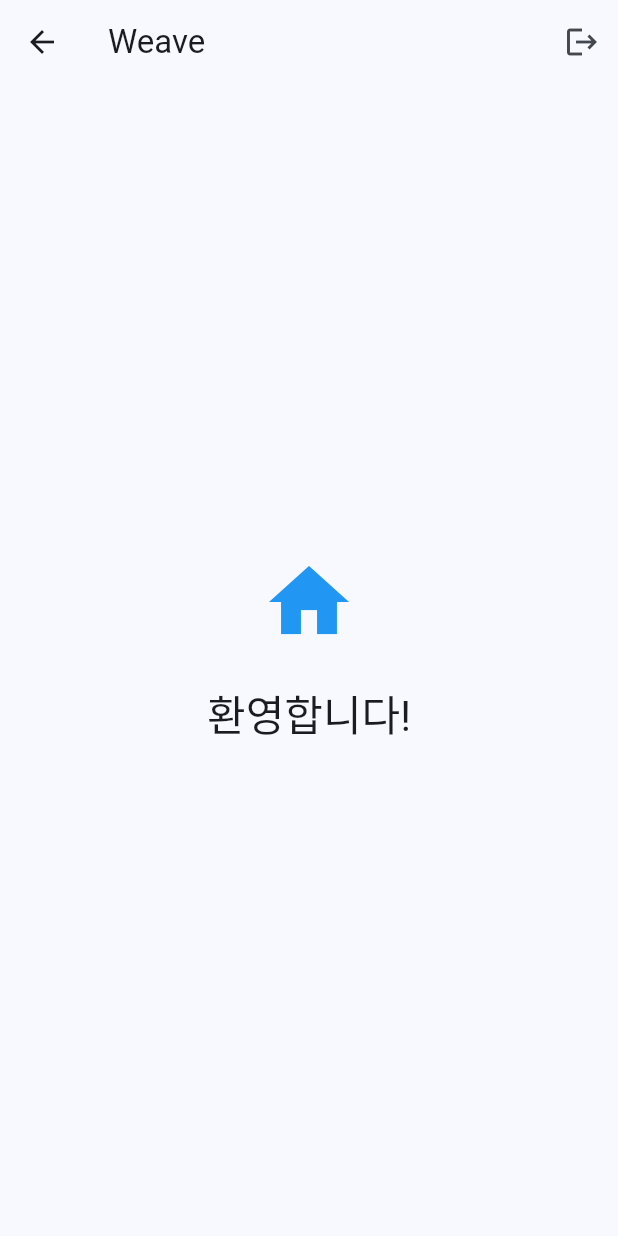
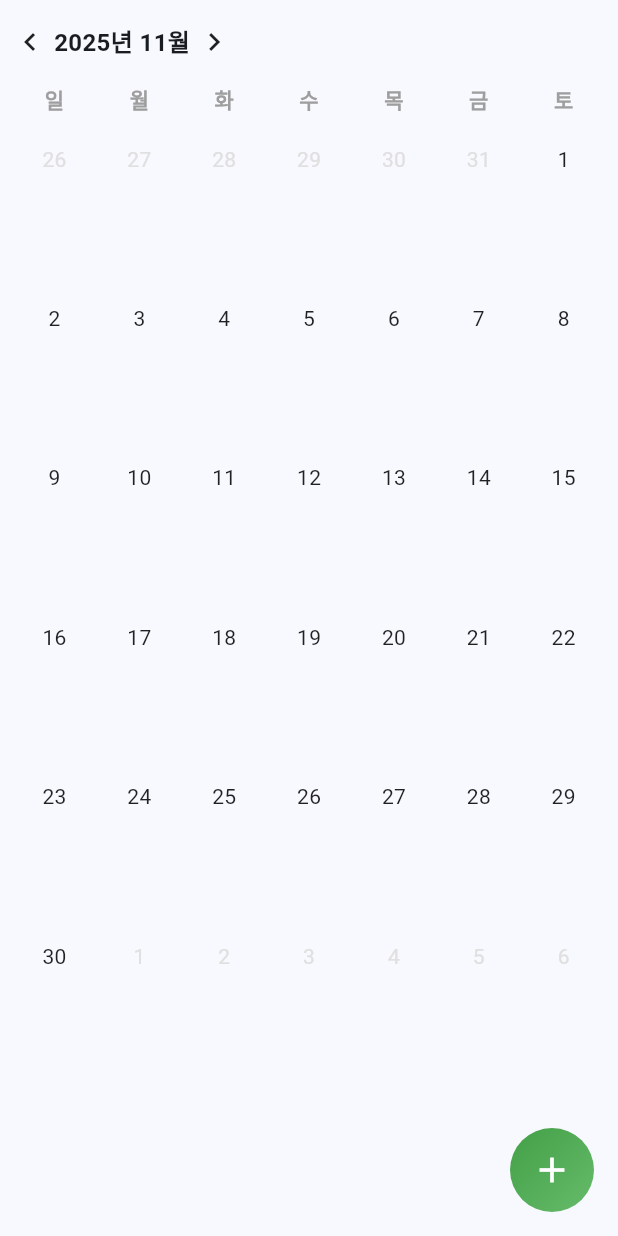
Before and after one commit to eungyeong12/Weave, a Flutter app: the HomeScreen screen opened by its route, on a phone screen of 412 x 824 dp. Run offline on Flutter 3.47's test engine with Material 3 defaults, Android fonts, the phone set to English and light mode, and no system bars; our stand-ins replace dartz, firebase_auth, firebase_core, flutter_riverpod; accounts and stored records are empty; generated files the repository leaves out were written again.

Commit message:
feat: 홈화면 bottomSheet와 달력 ui 추가

```diff
--- a/lib/main.dart
+++ b/lib/main.dart
@@ -2,6 +2,8 @@ import 'package:flutter/material.dart';
 import 'package:flutter_riverpod/flutter_riverpod.dart';
 import 'package:firebase_core/firebase_core.dart';
 import 'firebase_options.dart';
+import 'di/injector.dart';
+import 'data/models/user/user_dto.dart';
 import 'presentation/screens/auth/login_screen.dart';
 import 'presentation/screens/home/home_screen.dart';
 
@@ -15,19 +17,49 @@ void main() async {
   runApp(const ProviderScope(child: MyApp()));
 }
 
-class MyApp extends StatelessWidget {
+class MyApp extends ConsumerStatefulWidget {
   const MyApp({super.key});
+
+  @override
+  ConsumerState<MyApp> createState() => _MyAppState();
+}
+
+class _MyAppState extends ConsumerState<MyApp> {
+  @override
+  void initState() {
+    super.initState();
+    // 빌드가 완료된 후에 사용자 정보를 설정
+    WidgetsBinding.instance.addPostFrameCallback((_) {
+      final firebaseAuth = ref.read(firebaseAuthProvider);
+      final currentUser = firebaseAuth.currentUser;
+
+      if (currentUser != null) {
+        final userDto = UserDto.fromFirebaseUser(currentUser);
+        final authViewModel = ref.read(authViewModelProvider.notifier);
+        authViewModel.setCurrentUser(userDto);
+      }
+    });
+  }
+
   @override
   Widget build(BuildContext context) {
+    // Firebase Auth의 현재 사용자 확인
+    final firebaseAuth = ref.read(firebaseAuthProvider);
+    final currentUser = firebaseAuth.currentUser;
+
+    // 초기 라우트 결정
+    final initialRoute = currentUser != null ? '/home' : '/';
+
     return MaterialApp(
       title: 'Weave',
       theme: ThemeData(
         colorScheme: ColorScheme.fromSeed(seedColor: Colors.blue),
         useMaterial3: true,
       ),
-      initialRoute: '/',
+      initialRoute: initialRoute,
       routes: {
         '/': (context) => const LoginScreen(),
+        '/login': (context) => const LoginScreen(),
         '/home': (context) => const HomeScreen(),
       },
     );
--- a/lib/presentation/screens/home/home_screen.dart
+++ b/lib/presentation/screens/home/home_screen.dart
@@ -1,6 +1,7 @@
 import 'package:flutter/material.dart';
 import 'package:flutter_riverpod/flutter_riverpod.dart';
-import 'package:weave/di/injector.dart';
+import 'package:weave/presentation/widgets/calendar/calendar_widget.dart';
+import 'package:weave/presentation/widgets/category/category_bottom_sheet.dart';
 
 class HomeScreen extends ConsumerStatefulWidget {
   const HomeScreen({super.key});
@@ -10,50 +11,80 @@ class HomeScreen extends ConsumerStatefulWidget {
 }
 
 class _HomeScreenState extends ConsumerState<HomeScreen> {
+  DateTime? _selectedDate;
+  DateTime _currentMonth = DateTime.now();
+
+  void _previousMonth() {
+    setState(() {
+      _currentMonth = DateTime(_currentMonth.year, _currentMonth.month - 1);
+      // 달력 이동 시 선택된 날짜 초기화
+      _selectedDate = null;
+    });
+  }
+
+  void _nextMonth() {
+    setState(() {
+      _currentMonth = DateTime(_currentMonth.year, _currentMonth.month + 1);
+      // 달력 이동 시 선택된 날짜 초기화
+      _selectedDate = null;
+    });
+  }
+
+  void _selectDate(DateTime date) {
+    setState(() {
+      // 클릭한 날짜가 현재 달이 아닌 경우 해당 달로 이동
+      final isCurrentMonth =
+          date.year == _currentMonth.year && date.month == _currentMonth.month;
+      if (!isCurrentMonth) {
+        _currentMonth = DateTime(date.year, date.month);
+      }
+      _selectedDate = date;
+    });
+    // bottomSheet 표시
+    CategoryBottomSheet.show(context, _handleCategorySelection);
+  }
+
+  void _handleCategorySelection(String category) {
+    // 카테고리 선택 처리 로직 (나중에 구현)
+    ScaffoldMessenger.of(context).showSnackBar(
+      SnackBar(
+        content: Text('$category 카테고리가 선택되었습니다.'),
+        duration: const Duration(seconds: 2),
+      ),
+    );
+  }
+
   @override
   Widget build(BuildContext context) {
-    final authViewModel = ref.watch(authViewModelProvider);
-
     return Scaffold(
-      appBar: AppBar(
-        title: const Text('Weave'),
-        actions: [
-          IconButton(
-            icon: const Icon(Icons.logout),
-            onPressed: () async {
-              final authViewModelNotifier = ref.read(
-                authViewModelProvider.notifier,
-              );
-              await authViewModelNotifier.signOut();
-              // 로그아웃 성공 후 로그인 페이지로 이동
-              if (mounted) {
-                Navigator.of(context).pushReplacementNamed('/');
-              }
-            },
-            tooltip: '로그아웃',
+      body: SafeArea(
+        child: CalendarWidget(
+          currentMonth: _currentMonth,
+          selectedDate: _selectedDate,
+          onDateSelected: _selectDate,
+          onPreviousMonth: _previousMonth,
+          onNextMonth: _nextMonth,
+        ),
+      ),
+      floatingActionButton: Container(
+        width: 56,
+        height: 56,
+        decoration: BoxDecoration(
+          shape: BoxShape.circle,
+          gradient: LinearGradient(
+            colors: [Colors.green.shade600, Colors.green.shade400],
+            begin: Alignment.topLeft,
+            end: Alignment.bottomRight,
           ),
-        ],
-      ),
-      body: Center(
-        child: Column(
-          mainAxisAlignment: MainAxisAlignment.center,
-          children: [
-            const Icon(Icons.home, size: 64, color: Colors.blue),
-            const SizedBox(height: 24),
-            Text('환영합니다!', style: Theme.of(context).textTheme.headlineMedium),
-            const SizedBox(height: 16),
-            if (authViewModel.user != null) ...[
-              Text(
-                '이메일: ${authViewModel.user!.email ?? "없음"}',
-                style: Theme.of(context).textTheme.bodyLarge,
-              ),
-              const SizedBox(height: 8),
-              Text(
-                'UID: ${authViewModel.user!.uid}',
-                style: Theme.of(context).textTheme.bodySmall,
-              ),
-            ],
-          ],
+        ),
+        child: Material(
+          color: Colors.transparent,
+          child: InkWell(
+            onTap: () =>
+                CategoryBottomSheet.show(context, _handleCategorySelection),
+            borderRadius: BorderRadius.circular(28),
+            child: const Icon(Icons.add, color: Colors.white, size: 28),
+          ),
         ),
       ),
     );
--- a/lib/presentation/viewmodels/auth/auth_viewmodel.dart
+++ b/lib/presentation/viewmodels/auth/auth_viewmodel.dart
@@ -48,6 +48,11 @@ class AuthViewModel extends StateNotifier<AuthState> {
   // 'this._signIn', 'this._signUp', 'this._signOut': UseCase를 외부에서 주입받음
   AuthViewModel(this._signIn, this._signUp, this._signOut)
     : super(AuthState.initial());
+
+  // 현재 로그인된 사용자를 설정하는 메서드 (앱 시작 시 사용)
+  void setCurrentUser(User user) {
+    state = state.copyWith(user: user, clearError: true);
+  }
 
   Future<void> signInWithEmailAndPassword({
     required String email,
--- /dev/null
+++ b/lib/presentation/widgets/calendar/calendar_widget.dart
@@ -0,0 +1,226 @@
+import 'package:flutter/material.dart';
+
+class CalendarWidget extends StatelessWidget {
+  final DateTime currentMonth;
+  final DateTime? selectedDate;
+  final Function(DateTime) onDateSelected;
+  final VoidCallback onPreviousMonth;
+  final VoidCallback onNextMonth;
+
+  const CalendarWidget({
+    super.key,
+    required this.currentMonth,
+    this.selectedDate,
+    required this.onDateSelected,
+    required this.onPreviousMonth,
+    required this.onNextMonth,
+  });
+
+  List<DateTime> _getDaysInMonth(DateTime month) {
+    final firstDay = DateTime(month.year, month.month, 1);
+    final lastDay = DateTime(month.year, month.month + 1, 0);
+    final daysInMonth = lastDay.day;
+    final firstWeekday = firstDay.weekday % 7; // 일요일 = 0
+
+    final List<DateTime> days = [];
+
+    // 이전 달의 마지막 날들 추가
+    if (firstWeekday > 0) {
+      final previousMonth = DateTime(month.year, month.month - 1);
+      final daysInPreviousMonth = DateTime(
+        previousMonth.year,
+        previousMonth.month + 1,
+        0,
+      ).day;
+      for (int i = firstWeekday - 1; i >= 0; i--) {
+        days.add(
+          DateTime(
+            previousMonth.year,
+            previousMonth.month,
+            daysInPreviousMonth - i,
+          ),
+        );
+      }
+    }
+
+    // 현재 달의 날들 추가
+    for (int i = 1; i <= daysInMonth; i++) {
+      days.add(DateTime(month.year, month.month, i));
+    }
+
+    // 다음 달의 첫 날들 추가 (42개 셀을 채우기 위해)
+    final remainingDays = 42 - days.length;
+    for (int i = 1; i <= remainingDays; i++) {
+      days.add(DateTime(month.year, month.month + 1, i));
+    }
+
+    return days;
+  }
+
+  bool _isCurrentMonth(DateTime date, DateTime currentMonth) {
+    return date.year == currentMonth.year && date.month == currentMonth.month;
+  }
+
+  bool _isSelected(
+    DateTime date,
+    DateTime? selectedDate,
+    DateTime currentMonth,
+  ) {
+    if (selectedDate == null) return false;
+    // 선택된 날짜가 현재 달에 속하지 않으면 선택되지 않은 것으로 처리
+    if (selectedDate.year != currentMonth.year ||
+        selectedDate.month != currentMonth.month) {
+      return false;
+    }
+    return date.year == selectedDate.year &&
+        date.month == selectedDate.month &&
+        date.day == selectedDate.day;
+  }
+
+  @override
+  Widget build(BuildContext context) {
+    return LayoutBuilder(
+      builder: (context, constraints) {
+        // 사용 가능한 높이 계산 (헤더와 요일 헤더 제외)
+        final availableHeight = constraints.maxHeight;
+        final headerHeight = 48.0; // 헤더 높이
+        final weekdayHeaderHeight = 24.0; // 요일 헤더 높이
+        final spacing = 8.0; // 헤더와 그리드 사이 간격
+        final gridHeight =
+            availableHeight - headerHeight - weekdayHeaderHeight - spacing;
+        // 6주 + 마지막 주 아래 공간까지 포함하여 7개의 동일한 공간으로 나눔
+        final cellHeight = gridHeight / 7;
+        final cellWidth = (constraints.maxWidth - 16) / 7; // 7열, 좌우 8dp씩
+
+        return GestureDetector(
+          onHorizontalDragEnd: (details) {
+            // 스와이프 속도와 거리를 고려하여 달력 이동
+            const sensitivity = 50.0; // 최소 스와이프 거리
+            if (details.primaryVelocity != null) {
+              if (details.primaryVelocity! > sensitivity) {
+                // 오른쪽으로 스와이프 (이전 달)
+                onPreviousMonth();
+              } else if (details.primaryVelocity! < -sensitivity) {
+                // 왼쪽으로 스와이프 (다음 달)
+                onNextMonth();
+              }
+            }
+          },
+          child: Padding(
+            padding: const EdgeInsets.symmetric(horizontal: 8),
+            child: Column(
+              children: [
+                const SizedBox(height: 16),
+                // 캘린더 헤더 (월/년도 및 네비게이션)
+                Row(
+                  children: [
+                    GestureDetector(
+                      onTap: onPreviousMonth,
+                      child: const Icon(Icons.chevron_left),
+                    ),
+                    const SizedBox(width: 4),
+                    Text(
+                      '${currentMonth.year}년 ${currentMonth.month}월',
+                      style: const TextStyle(
+                        fontSize: 16,
+                        fontWeight: FontWeight.w600,
+                      ),
+                    ),
+                    const SizedBox(width: 4),
+                    GestureDetector(
+                      onTap: onNextMonth,
+                      child: const Icon(Icons.chevron_right),
+                    ),
+                  ],
+                ),
+                const SizedBox(height: 16),
+                // 요일 헤더
+                Row(
+                  children: ['일', '월', '화', '수', '목', '금', '토']
+                      .map(
+                        (day) => SizedBox(
+                          width: cellWidth,
+                          child: Center(
+                            child: Text(
+                              day,
+                              style: const TextStyle(
+                                fontSize: 14,
+                                fontWeight: FontWeight.w600,
+                                color: Colors.grey,
+                              ),
+                            ),
+                          ),
+                        ),
+                      )
+                      .toList(),
+                ),
+                const SizedBox(height: 8),
+                // 캘린더 그리드
+                Expanded(
+                  child: GridView.builder(
+                    physics: const NeverScrollableScrollPhysics(),
+                    gridDelegate: SliverGridDelegateWithFixedCrossAxisCount(
+                      crossAxisCount: 7,
+                      childAspectRatio: cellWidth / cellHeight,
+                    ),
+                    itemCount: 42,
+                    itemBuilder: (context, index) {
+                      final days = _getDaysInMonth(currentMonth);
+                      final date = days[index];
+                      final isCurrentMonth = _isCurrentMonth(
+                        date,
+                        currentMonth,
+                      );
+                      final isSelected = _isSelected(
+                        date,
+                        selectedDate,
+                        currentMonth,
+                      );
+
+                      return GestureDetector(
+                        onTap: () => onDateSelected(date),
+                        child: Container(
+                          margin: const EdgeInsets.all(2),
+                          child: Align(
+                            alignment: Alignment.topCenter,
+                            child: Padding(
+                              padding: const EdgeInsets.only(top: 4),
+                              child: Container(
+                                width: 32,
+                                height: 32,
+                                decoration: BoxDecoration(
+                                  color: isSelected
+                                      ? Colors.green.shade600
+                                      : Colors.transparent,
+                                  shape: BoxShape.circle,
+                                ),
+                                child: Center(
+                                  child: Text(
+                                    '${date.day}',
+                                    style: TextStyle(
+                                      fontSize: 14,
+                                      fontWeight: FontWeight.normal,
+                                      color: isSelected
+                                          ? Colors.white
+                                          : !isCurrentMonth
+                                          ? Colors.grey.shade300
+                                          : Colors.black87,
+                                    ),
+                                  ),
+                                ),
+                              ),
+                            ),
+                          ),
+                        ),
+                      );
+                    },
+                  ),
+                ),
+              ],
+            ),
+          ),
+        );
+      },
+    );
+  }
+}
--- a/pubspec.yaml
+++ b/pubspec.yaml
@@ -34,10 +34,8 @@ dependencies:
   # The following adds the Cupertino Icons font to your application.
   # Use with the CupertinoIcons class for iOS style icons.
   cupertino_icons: ^1.0.8
-  firebase_core: ^2.32.0
-  firebase_auth: ^4.16.0
-  google_sign_in: ^7.2.0
-  flutter_signin_button: ^2.1.1
+  firebase_core: ^3.6.0
+  firebase_auth: ^5.5.0
   dartz: ^0.10.1
   flutter_riverpod: ^2.6.1
 
```
Also changed, not shown: lib/presentation/screens/auth/login_screen.dart (+15 -1 lines), lib/presentation/widgets/category/category_bottom_sheet.dart (added, +128 -0 lines), assets/images/google_logo.png (deleted), pubspec.lock, 2 other files.
